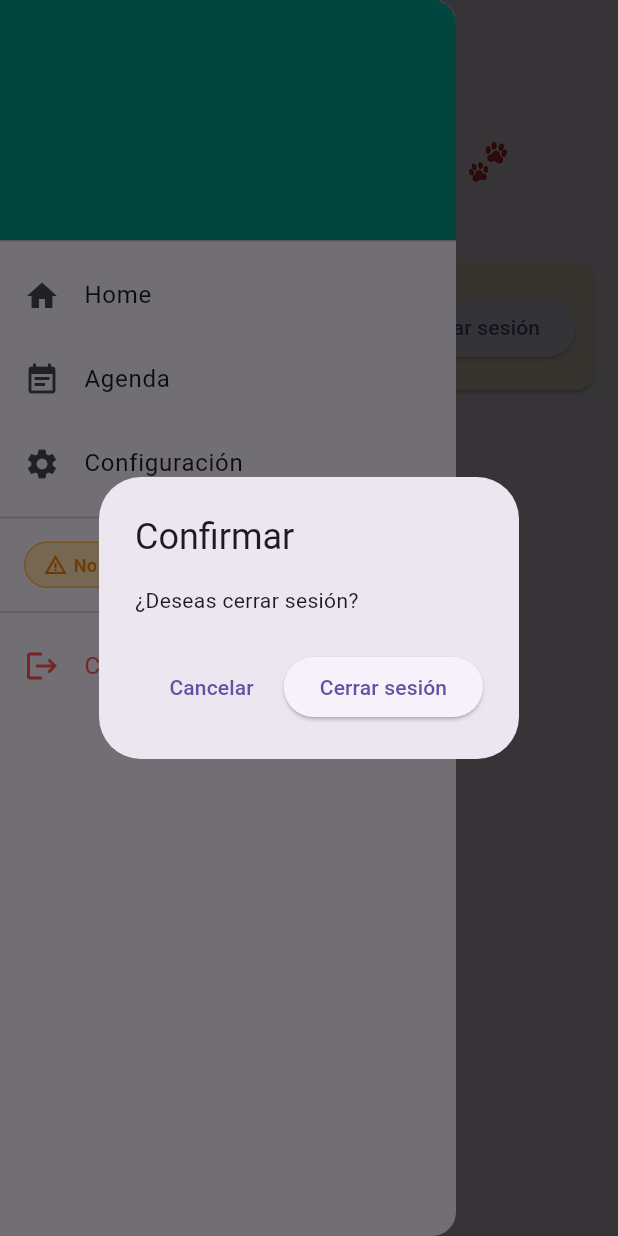
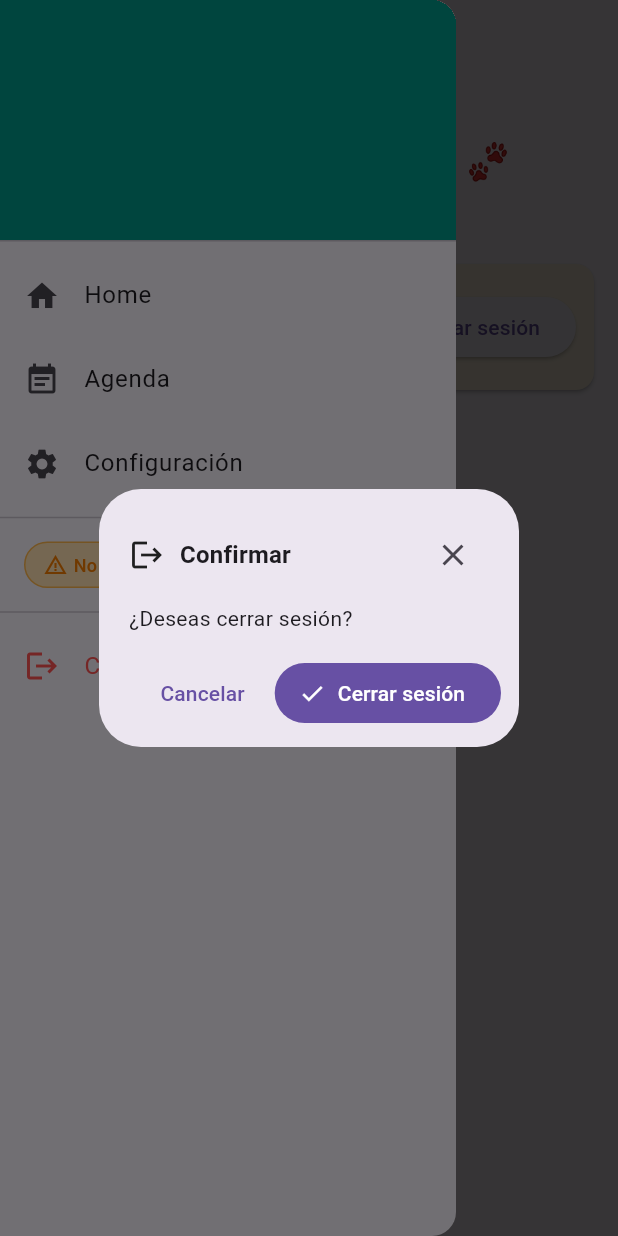
Before and after one commit to danyulloa21/citas, a Flutter app: the screen it shows once a user with an empty profile is signed in, in the side drawer, after a tap on "Cerrar sesión", on a phone screen of 412 x 824 dp. Run offline on Flutter 3.47's test engine with Material 3 defaults, Android fonts, the light colour scheme and no system bars; our stand-ins replace flutter_dotenv, get, get_storage, google_sign_in, image_cropper, image_picker and 2 more; missing offline and left inert: dart:html, dart:js, dart:js_util; accounts and stored records are empty; network calls fail.

Commit message:
Se agrego modal personalziado y se cambio la implementacion del showDialog (default de flutter) para usar el propio

```diff
--- a/lib/app/layout/app_layout.dart
+++ b/lib/app/layout/app_layout.dart
@@ -4,6 +4,8 @@ import 'package:agenda_citas/app/modules/configuracion/controllers/configuracion
 import 'package:flutter/material.dart';
 import 'package:get/get.dart';
 import 'package:supabase_flutter/supabase_flutter.dart';
+// ⭐️ VModal (modal reutilizable)
+import '../widgets/modal.dart';
 import '../widgets/auth_status_widget.dart';
 
 class AppLayout extends StatelessWidget {
@@ -96,28 +98,34 @@ class AppLayout extends StatelessWidget {
               title: const Text('Cerrar sesión'),
               textColor: Colors.redAccent,
               onTap: () async {
-                final confirm = await showDialog<bool>(
-                  context: Get.context!,
-                  builder: (ctx) => AlertDialog(
-                    title: const Text('Confirmar'),
-                    content: const Text('¿Deseas cerrar sesión?'),
-                    actions: [
-                      TextButton(
-                        onPressed: () => Navigator.of(ctx).pop(false),
-                        child: const Text('Cancelar'),
-                      ),
-                      ElevatedButton(
-                        onPressed: () => Navigator.of(ctx).pop(true),
-                        child: const Text('Cerrar sesión'),
-                      ),
-                    ],
-                  ),
+                await VModal.show(
+                  title: 'Confirmar',
+                  leadingIcon: const Icon(Icons.logout),
+                  children: const [Text('¿Deseas cerrar sesión?')],
+                  cancelText: 'Cancelar',
+                  confirmText: 'Cerrar sesión',
+                  onConfirm: () async {
+                    try {
+                      await Supabase.instance.client.auth.signOut(
+                        scope: SignOutScope.global,
+                      );
+                      // ⭐️ Cerrar el Drawer si está abierto
+                      if (Navigator.of(context).canPop()) {
+                        Navigator.of(context).pop();
+                      }
+                      // ⭐️ Navegar al login (el listener de auth también puede manejarlo)
+                      Get.offAllNamed('/login');
+                      return true; // cerrar modal
+                    } catch (e) {
+                      Get.snackbar(
+                        'Error',
+                        'No se pudo cerrar sesión: $e',
+                        snackPosition: SnackPosition.BOTTOM,
+                      );
+                      return false; // mantener modal abierto
+                    }
+                  },
                 );
-                if (confirm == true) {
-                  await Supabase.instance.client.auth.signOut(
-                    scope: SignOutScope.global,
-                  );
-                }
               },
             ),
           ],
--- /dev/null
+++ b/lib/app/widgets/modal.dart
@@ -0,0 +1,182 @@
+import 'dart:async';
+import 'package:flutter/material.dart';
+import 'package:get/get.dart';
+
+/// Callback que puede ser síncrono o asíncrono y devuelve si debe cerrarse el modal
+typedef VModalConfirm = FutureOr<bool> Function();
+
+class VModal {
+  VModal._();
+
+  /// Muestra un modal reutilizable con título, contenido y acciones.
+  /// Si [onConfirm] devuelve `true` (o se omite), el modal se cierra.
+  /// Si devuelve `false`, permanece abierto.
+  static Future<T?> show<T>({
+    BuildContext? context,
+    required String title,
+    List<Widget> children = const <Widget>[],
+    VModalConfirm? onConfirm,
+    VoidCallback? onDismiss,
+    String confirmText = 'Confirmar',
+    String cancelText = 'Cancelar',
+    bool showCancel = true,
+    bool barrierDismissible = true,
+    bool useRootNavigator = true,
+    Widget? leadingIcon,
+    EdgeInsetsGeometry contentPadding = const EdgeInsets.fromLTRB(20, 8, 20, 0),
+    double maxWidth = 560,
+    CrossAxisAlignment contentAlignment = CrossAxisAlignment.stretch,
+  }) async {
+    final ctx = context ?? Get.context;
+    assert(ctx != null, 'Se requiere un BuildContext o Get.context');
+
+    bool loading = false;
+
+    Future<void> close([T? result]) async {
+      if (ctx != null && Navigator.of(ctx).canPop()) {
+        Navigator.of(ctx, rootNavigator: useRootNavigator).pop(result);
+      }
+    }
+
+    return showDialog<T>(
+      context: ctx!,
+      barrierDismissible: barrierDismissible && !loading,
+      useRootNavigator: useRootNavigator,
+      builder: (dialogCtx) {
+        return StatefulBuilder(
+          builder: (dialogCtx, setState) {
+            Future<void> handleConfirm() async {
+              if (loading) return;
+              setState(() => loading = true);
+              bool shouldClose = true;
+              try {
+                if (onConfirm != null) {
+                  final res = await onConfirm();
+                  shouldClose = res;
+                }
+              } catch (e) {
+                // No cerrar si falla el callback
+                shouldClose = false;
+                debugPrint('VModal onConfirm error: $e');
+              } finally {
+                setState(() => loading = false);
+              }
+              if (shouldClose) await close();
+            }
+
+            void handleDismiss() {
+              if (loading) return;
+              try {
+                onDismiss?.call();
+              } finally {
+                close();
+              }
+            }
+
+            return WillPopScope(
+              onWillPop: () async => !loading,
+              child: AlertDialog(
+                insetPadding: const EdgeInsets.symmetric(
+                  horizontal: 16,
+                  vertical: 24,
+                ),
+                contentPadding: EdgeInsets.zero,
+                titlePadding: const EdgeInsets.fromLTRB(20, 20, 20, 0),
+                actionsPadding: const EdgeInsets.fromLTRB(12, 8, 12, 12),
+                title: Row(
+                  crossAxisAlignment: CrossAxisAlignment.center,
+                  children: [
+                    if (leadingIcon != null) ...[
+                      IconTheme(
+                        data: Theme.of(dialogCtx).iconTheme,
+                        child: leadingIcon,
+                      ),
+                      const SizedBox(width: 10),
+                    ],
+                    Expanded(
+                      child: Text(
+                        title,
+                        style: Theme.of(dialogCtx).textTheme.titleMedium
+                            ?.copyWith(fontWeight: FontWeight.w600),
+                        maxLines: 2,
+                        overflow: TextOverflow.ellipsis,
+                      ),
+                    ),
+                    const SizedBox(width: 8),
+                    IconButton(
+                      tooltip: 'Cerrar',
+                      icon: const Icon(Icons.close),
+                      onPressed: loading ? null : handleDismiss,
+                    ),
+                  ],
+                ),
+                content: ConstrainedBox(
+                  constraints: BoxConstraints(maxWidth: maxWidth),
+                  child: Padding(
+                    padding: contentPadding,
+                    child: SingleChildScrollView(
+                      child: Column(
+                        crossAxisAlignment: contentAlignment,
+                        mainAxisSize: MainAxisSize.min,
+                        children: [
+                          if (children.isNotEmpty)
+                            ...children
+                          else
+                            Padding(
+                              padding: const EdgeInsets.symmetric(
+                                vertical: 8.0,
+                              ),
+                              child: Text(
+                                'Sin contenido',
+                                style: Theme.of(dialogCtx).textTheme.bodyMedium
+                                    ?.copyWith(
+                                      color: Theme.of(dialogCtx).hintColor,
+                                    ),
+                                textAlign: TextAlign.center,
+                              ),
+                            ),
+                          const SizedBox(height: 8),
+                        ],
+                      ),
+                    ),
+                  ),
+                ),
+                actionsAlignment: MainAxisAlignment.end,
+                actions: <Widget>[
+                  if (showCancel)
+                    TextButton(
+                      onPressed: loading ? null : handleDismiss,
+                      child: Text(cancelText),
+                    ),
+                  FilledButton.icon(
+                    onPressed: loading ? null : handleConfirm,
+                    icon: loading
+                        ? const SizedBox(
+                            height: 18,
+                            width: 18,
+                            child: CircularProgressIndicator(strokeWidth: 2),
+                          )
+                        : const Icon(Icons.check),
+                    label: Text(confirmText),
+                  ),
+                ],
+              ),
+            );
+          },
+        );
+      },
+    );
+  }
+
+  /// Cierra el modal activo (si existe)
+  static void close<T>({
+    BuildContext? context,
+    T? result,
+    bool useRootNavigator = true,
+  }) {
+    final ctx = context ?? Get.context;
+    if (ctx != null && Navigator.of(ctx).canPop()) {
+      Navigator.of(ctx, rootNavigator: useRootNavigator).pop(result);
+    }
+  }
+}
```
Also changed, not shown: lib/app/modules/agenda/views/agenda_view.dart (+11 -20 lines), lib/app/modules/auth/login_view.dart (+20 -22 lines).
